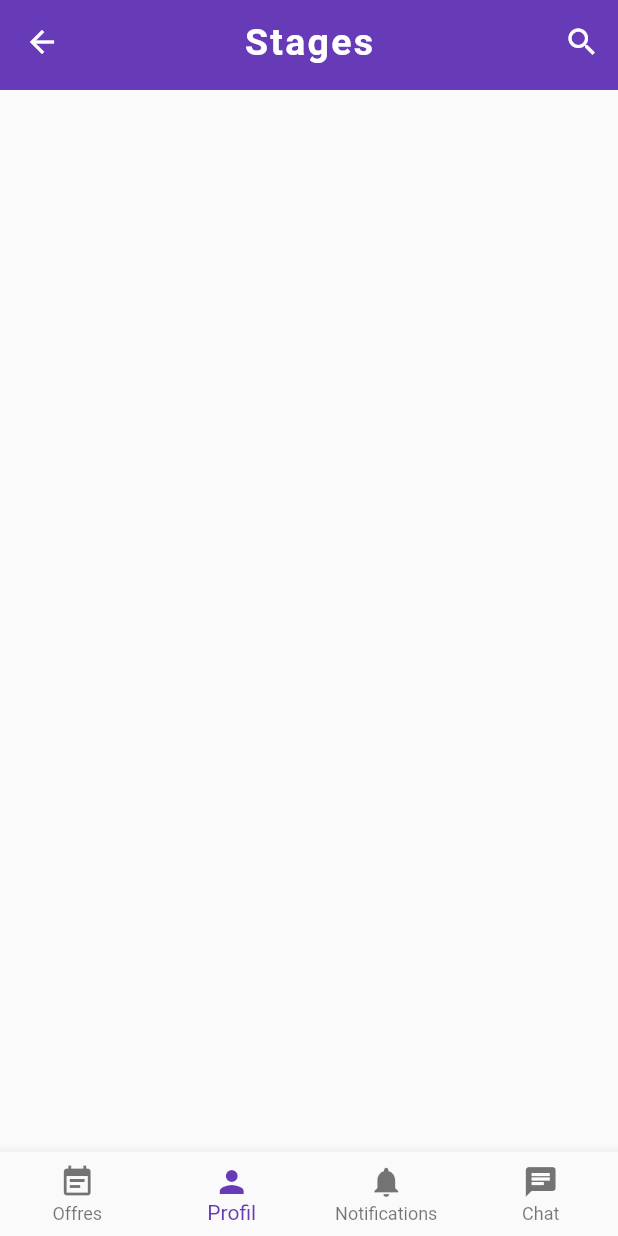
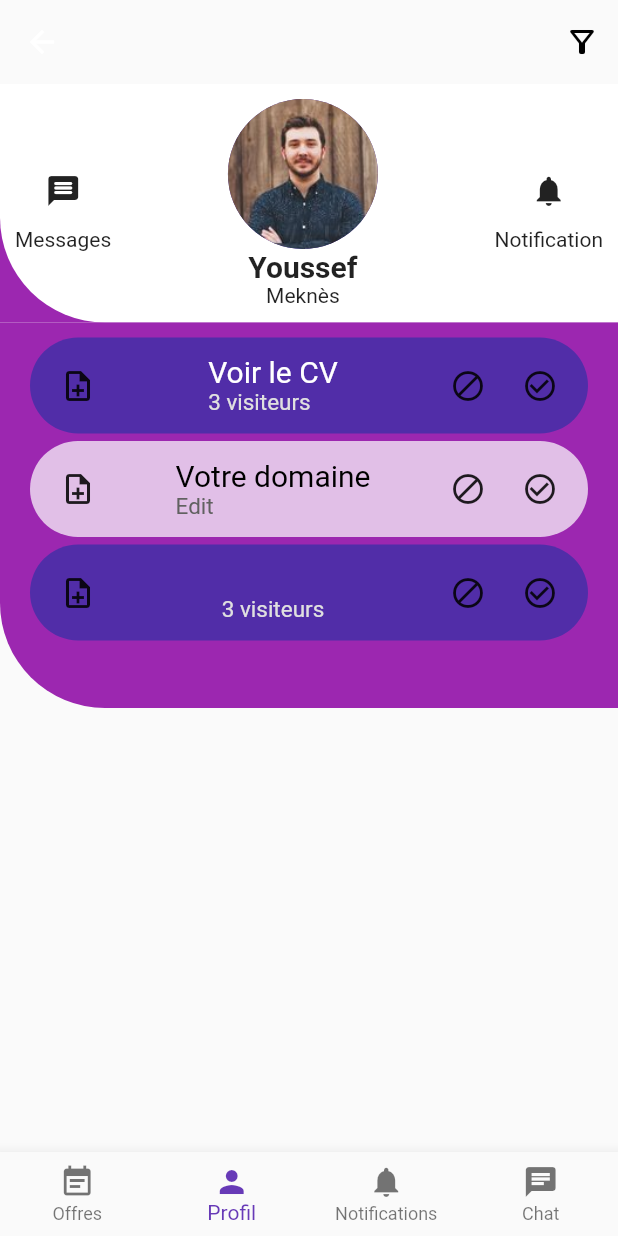
Before and after one commit to rboudrouss/myjobspace_flutter, a Flutter app: the ProfileScreen screen opened by its route, on a phone screen of 412 x 824 dp. Run offline on Flutter 3.47's test engine with Material 2 defaults, Android fonts, the phone set to English and light mode, and no system bars.

Commit message:
added profil screen

```diff
--- a/lib/main.dart
+++ b/lib/main.dart
@@ -17,11 +17,11 @@ class MyApp extends StatelessWidget {
     return MaterialApp(
       routes: {
         '/home': (BuildContext context) => HomeScreen(), // 0
-        '/login': (BuildContext context) => LoginScreen(),
-        '/getstarted': (BuildContext context) => GetStartedScreen(),
         '/profile': (BuildContext context) => ProfileScreen(), // 1
         '/notif': (BuildContext context) => NotifScreen(), // 2
         '/chat': (BuildContext context) => ChatListScreen(), // 3
+        '/login': (BuildContext context) => LoginScreen(),
+        '/getstarted': (BuildContext context) => GetStartedScreen(),
       },
       debugShowCheckedModeBanner: false,
       title: 'My Job Space',
--- a/lib/models/offer_model.dart
+++ b/lib/models/offer_model.dart
@@ -1,6 +1,7 @@
 class Offer {
   final String title;
   final String subtitle;
+  final String content;
   final String imageurl;
   final String time; // Must be datetime
   final String adress;
@@ -10,11 +11,12 @@ class Offer {
   Offer({
     this.title,
     this.subtitle,
+    this.content,
     this.time,
     this.imageurl = 'assets/images/work_image.jpg',
     this.adress,
     this.recent,
-    saved,
+    this.saved,
   });
 }
 
@@ -22,35 +24,36 @@ class Offer {
 
 List<Offer> workoffers = [
   Offer(
-    title: "Offre de stage rémunéré en marketing",
+    title: "Offre de travail rémunéré en marketing",
     subtitle: "gotta make a good coffee",
+    content: "Tu vas travailler pendant 8h par jour",
     time: "il y a 1 jour",
     adress: "Meknès, Région Fès-Meknès",
     recent: true,
   ),
   Offer(
-    title: "Offre de stage rémunéré en comptabilité",
+    title: "Offre de travail rémunéré en comptabilité",
     subtitle: "gotta make a good coffee",
     time: "il y a 2 jour",
     adress: "Meknès, Région Fès-Meknès",
     recent: true,
   ),
   Offer(
-    title: "Stage de pré-embauche - agence d'assurrance",
+    title: "Travail - agence d'assurrance",
     subtitle: "gotta make a good coffee",
     time: "il y a 4 jour",
     adress: "Fés, Région Fès-Meknès",
     recent: false,
   ),
   Offer(
-    title: "Offre de stage en commerce",
+    title: "Offre de travail en commerce",
     subtitle: "gotta make a good coffee",
     time: "il y a 4 jour",
     adress: "Fés, Région Fès-Meknès",
     recent: false,
   ),
   Offer(
-    title: "Offre de stage en informatique",
+    title: "Offre de travail en informatique",
     subtitle: "gotta make a good coffee",
     time: "il y a 4 jour",
     adress: "Fés, Région Fès-Meknès",
--- a/lib/models/user_model.dart
+++ b/lib/models/user_model.dart
@@ -2,19 +2,25 @@ class User {
   final int id;
   final String name;
   final String imageUrl;
+  final String contry;
+  final String city;
 
   User({
     this.id,
     this.name,
     this.imageUrl,
+    this.contry,
+    this.city,
   });
 }
 
 // YOU - current user
 final User currentUser = User(
   id: 0,
-  name: 'Current User',
+  name: 'Youssef',
   imageUrl: 'assets/images/greg.jpg',
+  contry: 'Morroco',
+  city: 'Meknès',
 );
 
 // USERS
@@ -22,36 +28,50 @@ final User greg = User(
   id: 1,
   name: 'Greg',
   imageUrl: 'assets/images/greg.jpg',
+  contry: 'Morroco',
+  city: 'Meknès',
 );
 final User james = User(
   id: 2,
   name: 'James',
   imageUrl: 'assets/images/james.jpg',
+  contry: 'Morroco',
+  city: 'Meknès',
 );
 final User john = User(
   id: 3,
   name: 'John',
   imageUrl: 'assets/images/john.jpg',
+  contry: 'Morroco',
+  city: 'Meknès',
 );
 final User olivia = User(
   id: 4,
   name: 'Olivia',
   imageUrl: 'assets/images/olivia.jpg',
+  contry: 'Morroco',
+  city: 'Meknès',
 );
 final User sam = User(
   id: 5,
   name: 'Sam',
   imageUrl: 'assets/images/sam.jpg',
+  contry: 'Morroco',
+  city: 'Meknès',
 );
 final User sophia = User(
   id: 6,
   name: 'Sophia',
   imageUrl: 'assets/images/sophia.jpg',
+  contry: 'Morroco',
+  city: 'Meknès',
 );
 final User steven = User(
   id: 7,
   name: 'Steven',
   imageUrl: 'assets/images/steven.jpg',
+  contry: 'Morroco',
+  city: 'Meknès',
 );
 
 // LIST CONTACTS
--- a/lib/screens/profile_screen.dart
+++ b/lib/screens/profile_screen.dart
@@ -1,12 +1,26 @@
 import 'package:flutter/material.dart';
+import 'package:myjobspace/models/user_model.dart';
 import 'package:myjobspace/widgets/navigationbar_widget.dart';
-import 'package:myjobspace/widgets/seachappbar_widget.dart';
+import 'package:myjobspace/widgets/widgets.dart';
 
 class ProfileScreen extends StatelessWidget {
   @override
   Widget build(BuildContext context) {
     return Scaffold(
-      appBar: SearchAppBar("Profile"),
+      appBar: AppBar(
+        backgroundColor: Colors.transparent,
+        elevation: 0,
+        actions: <Widget>[
+          // filter icon
+          IconButton(
+            icon: Icon(
+              Icons.filter_alt_outlined,
+              color: Colors.black,
+            ),
+            onPressed: () {},
+          ),
+        ],
+      ),
       bottomNavigationBar: NavigationBarAll(1),
       body: BodyProfil(),
     );
@@ -21,6 +35,105 @@ class BodyProfil extends StatefulWidget {
 class _BodyProfilState extends State<BodyProfil> {
   @override
   Widget build(BuildContext context) {
-    return Container();
+    return Container(
+      // pricipal container
+      child: Column(
+        // pricipal column
+        children: <Widget>[
+          Container(
+            color: Colors.purple,
+            child: Container(
+              decoration: BoxDecoration(
+                color: Colors.white,
+                borderRadius: BorderRadius.only(
+                  bottomLeft: Radius.circular(70),
+                ),
+              ),
+              child: Padding(
+                padding: const EdgeInsets.all(10),
+                child: Row(
+                  mainAxisAlignment: MainAxisAlignment.spaceBetween,
+                  children: <Widget>[
+                    // message
+                    Column(
+                      children: <Widget>[
+                        // TODO change this to the number of messages
+                        IconButton(
+                          icon: Icon(Icons.message_rounded),
+                          onPressed: () {},
+                        ),
+                        Text("Messages"),
+                      ],
+                    ),
+
+                    // Current User
+                    Column(
+                      children: <Widget>[
+                        CircleAvatar(
+                          radius: 50.0,
+                          backgroundImage: AssetImage(currentUser.imageUrl),
+                        ),
+                        Text(
+                          currentUser.name,
+                          style: TextStyle(
+                            fontWeight: FontWeight.bold,
+                            fontSize: 20,
+                          ),
+                        ),
+                        Text(currentUser.city),
+                      ],
+                    ),
+
+                    // notification
+                    Column(
+                      children: <Widget>[
+                        IconButton(
+                          icon: Icon(Icons.notifications),
+                          onPressed: () {},
+                        ),
+                        Text("Notification"),
+                      ],
+                    ),
+                  ],
+                ),
+              ),
+            ),
+          ),
+
+          // interaction section
+          Container(
+            decoration: BoxDecoration(
+              color: Colors.purple,
+              borderRadius: BorderRadius.only(
+                bottomLeft: Radius.circular(70),
+              ),
+            ),
+            child: Padding(
+              padding: const EdgeInsets.fromLTRB(20, 10, 20, 40),
+              child: Column(
+                mainAxisAlignment: MainAxisAlignment.spaceAround,
+                children: <Widget>[
+                  ProfilOption(
+                    title: "Voir le CV",
+                    subtitle: "3 visiteurs",
+                    type: 0,
+                  ),
+                  ProfilOption(
+                    title: "Votre domaine",
+                    subtitle: "Edit",
+                    type: 1,
+                  ),
+                  ProfilOption(
+                    title: "",
+                    subtitle: "3 visiteurs",
+                    type: 0,
+                  ),
+                ],
+              ),
+            ),
+          ),
+        ],
+      ),
+    );
   }
 }
--- a/lib/widgets/navigationbar_widget.dart
+++ b/lib/widgets/navigationbar_widget.dart
@@ -45,19 +45,19 @@ class _NavigationBarAllState extends State<NavigationBarAll> {
       items: <BottomNavigationBarItem>[
         BottomNavigationBarItem(
           icon: Icon(Icons.event_note),
-          title: Text("Offres"),
+          label: "Offres",
         ),
         BottomNavigationBarItem(
           icon: Icon(Icons.person),
-          title: Text("Profil"),
+          label: "Profil",
         ),
         BottomNavigationBarItem(
           icon: Icon(Icons.notifications),
-          title: Text("Notifications"),
+          label: "Notifications",
         ),
         BottomNavigationBarItem(
           icon: Icon(Icons.chat),
-          title: Text("Chat"),
+          label: "Chat",
         ),
       ],
     );
--- /dev/null
+++ b/lib/widgets/profiloption_widget.dart
@@ -0,0 +1,93 @@
+import 'package:flutter/material.dart';
+
+class ProfilOption extends StatelessWidget {
+  final String title;
+  final String subtitle;
+  final int type;
+
+  const ProfilOption({
+    Key key,
+    @required this.title,
+    @required this.subtitle,
+    @required this.type,
+  }) : super(key: key);
+
+  @override
+  Widget build(BuildContext context) {
+    Color fillColor;
+    Color titleColor;
+    Color subtitleColor;
+    switch (type) {
+      case 0:
+        {
+          fillColor = Colors.deepPurple[700];
+          titleColor = Colors.white;
+          subtitleColor = Colors.grey[300];
+          break;
+        }
+      case 1:
+        {
+          fillColor = Colors.white70;
+          titleColor = Colors.black;
+          subtitleColor = Colors.grey[700];
+          break;
+        }
+    }
+    return Padding(
+      padding: const EdgeInsets.only(bottom: 5),
+      child: Container(
+        decoration: BoxDecoration(
+          color: fillColor,
+          borderRadius: BorderRadius.all(Radius.circular(70)),
+        ),
+        child: Padding(
+          padding: const EdgeInsets.all(8.0),
+          child: Row(
+            mainAxisAlignment: MainAxisAlignment.spaceBetween,
+            children: <Widget>[
+              IconButton(
+                icon: Icon(Icons.note_add_outlined),
+                onPressed: () {},
+              ),
+              ClipRect(
+                child: Column(
+                  crossAxisAlignment: CrossAxisAlignment.start,
+                  mainAxisAlignment: MainAxisAlignment.start,
+                  children: <Widget>[
+                    Text(
+                      this.title,
+                      textAlign: TextAlign.left,
+                      style: TextStyle(
+                        color: titleColor,
+                        fontSize: 20,
+                      ),
+                    ),
+                    Text(
+                      this.subtitle,
+                      style: TextStyle(
+                        color: subtitleColor,
+                        fontSize: 15,
+                      ),
+                    ),
+                  ],
+                ),
+              ),
+              Row(
+                children: <Widget>[
+                  IconButton(
+                    icon: Icon(Icons.block_outlined),
+                    onPressed: () {},
+                  ),
+                  IconButton(
+                    icon: Icon(Icons.check_circle_outline),
+                    onPressed: () {},
+                  ),
+                ],
+              ),
+            ],
+          ),
+        ),
+      ),
+    );
+  }
+}
--- a/lib/widgets/widgets.dart
+++ b/lib/widgets/widgets.dart
@@ -2,3 +2,4 @@ export 'navigationbar_widget.dart';
 export 'offercontainer_widget.dart';
 export 'roundednavbar_widget.dart';
 export 'seachappbar_widget.dart';
+export 'profiloption_widget.dart';
```
Also changed, not shown: pubspec.lock, 1 other file.
